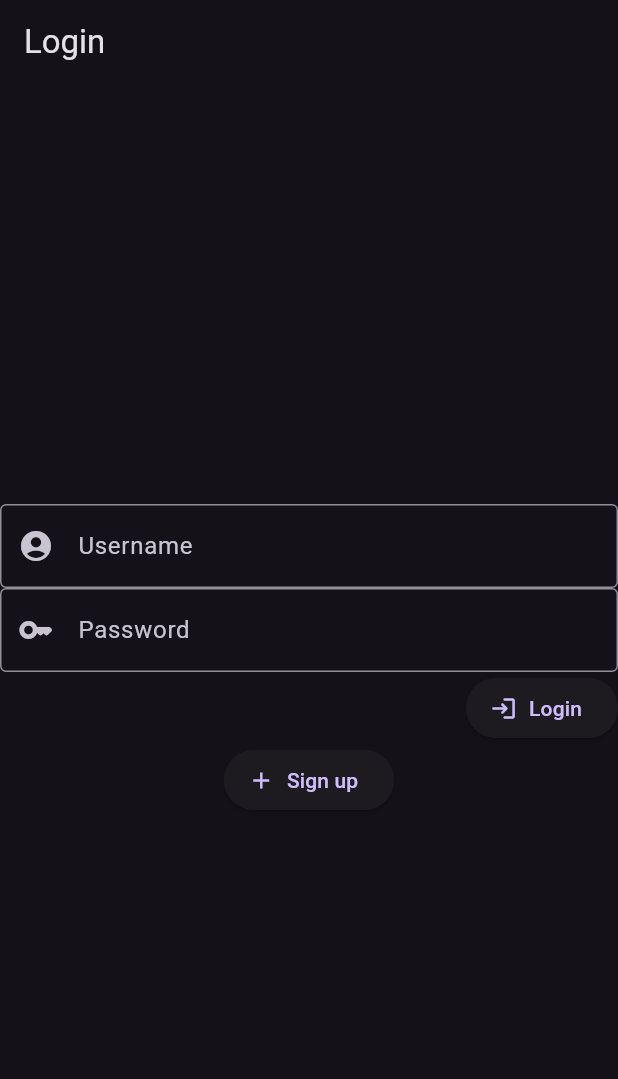
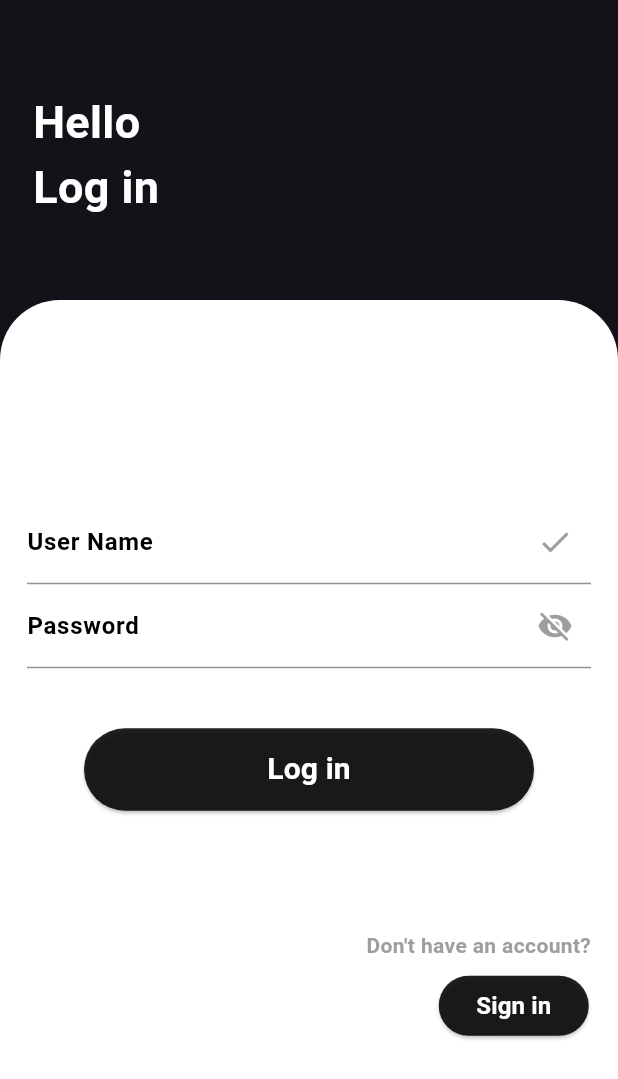
Before and after one commit to ZeynepSudeOgan/BookApp, a Flutter app: the screen it shows after launch, on a phone screen of 412 x 824 dp. Shown: the top 1079 px of the screen. Run offline on Flutter 3.47's test engine with Material 3 defaults, Android fonts, the phone set to English and light mode, and no system bars; our stand-ins replace async_builder, curved_navigation_bar, flutter_rating_bar; accounts and stored records are empty.

Commit message:
LoginpageDesign
login page i yaptım

```diff
--- a/lib/pages/account_settings_page.dart
+++ b/lib/pages/account_settings_page.dart
@@ -15,6 +15,7 @@ class _AccountSettingsPageState extends State<AccountSettingsPage> {
   Widget build(BuildContext context) {
     return Scaffold(
       appBar: AppBar(
+        centerTitle: true, //ortaya aldım ama isterseniz başta dursun
         title: const Text("Account Settings"),
       ),
       body: Column(
--- a/lib/pages/login_page.dart
+++ b/lib/pages/login_page.dart
@@ -17,30 +17,115 @@ class _LoginPageState extends State<LoginPage> {
   @override
   Widget build(BuildContext context) {
     return Scaffold(
-      appBar: AppBar(
-        title: const Text("Login"),
+      body: Stack(children: [
+        Container(
+          child: const Padding(
+            padding: EdgeInsets.only(top: 60.0, left: 22),
+            child: Text(
+              "Hello\nLog in",
+              style: TextStyle(
+                  fontSize: 30,
+                  color: Colors.white,
+                  fontWeight: FontWeight.bold),
             ),
-      body: Column(
+          ),
+        ),
+        Padding(
+          padding: const EdgeInsets.only(top: 200),
+          child: Container(
+            decoration: const BoxDecoration(
+              borderRadius: BorderRadius.only(
+                  topLeft: Radius.circular(40), topRight: Radius.circular(40)),
+              color: Colors.white,
+            ),
+            height: double.infinity,
+            width: double.infinity,
+            child: Padding(
+              padding: const EdgeInsets.only(left: 18, right: 18),
+              child: Column(
                 mainAxisAlignment: MainAxisAlignment.center,
                 children: [
                   TextField(
+                    onTapOutside: (_) => FocusScope.of(context)
+                        .unfocus(), //textfield dışına basınca klavye gitsin diye
                     controller: usernameController,
                     decoration: const InputDecoration(
-                border: OutlineInputBorder(),
-                hintText: "Username",
-                prefixIcon: Icon(Icons.account_circle_rounded),
+                        suffixIcon: Icon(
+                          Icons.check,
+                          color: Colors.grey,
+                        ),
+                        label: Text(
+                          "User Name",
+                          style: TextStyle(
+                            fontWeight: FontWeight.bold,
+                            color: Colors.black,
+                          ),
                         )),
+                  ),
                   TextField(
+                    onTapOutside: (_) => FocusScope.of(context).unfocus(),
                     controller: passwordController,
                     obscureText: true,
                     decoration: const InputDecoration(
-                border: OutlineInputBorder(),
-                hintText: "Password",
-                prefixIcon: Icon(Icons.key_rounded),
+                        suffixIcon: Icon(
+                          Icons.visibility_off,
+                          color: Colors.grey,
+                        ),
+                        label: Text(
+                          "Password",
+                          style: TextStyle(
+                            fontWeight: FontWeight.bold,
+                            color: Colors.black,
+                          ),
                         )),
-          Align(
-            alignment: Alignment.centerRight,
-            child: ElevatedButton.icon(
+                  ),
+                  const SizedBox(height: 40),
+                  SizedBox(
+                    height: 55,
+                    width: 300,
+                    child: ElevatedButton(
+                      onPressed: () {
+                        Navigator.of(context).push(MaterialPageRoute(
+                          builder: (context) => const RegisterPage(),
+                        ));
+                      },
+                      style: ElevatedButton.styleFrom(
+                        backgroundColor: Colors.black87,
+                        shape: RoundedRectangleBorder(
+                          borderRadius: BorderRadius.circular(50),
+                        ),
+                      ),
+                      child: const Text(
+                        "Log in",
+                        style: TextStyle(
+                            fontWeight: FontWeight.bold,
+                            fontSize: 20,
+                            color: Colors.white),
+                      ),
+                    ),
+                  ),
+                  const SizedBox(height: 80),
+                  const Align(
+                    alignment: Alignment.bottomRight,
+                    child: Column(
+                      mainAxisAlignment: MainAxisAlignment.end,
+                      crossAxisAlignment: CrossAxisAlignment.end,
+                      children: [
+                        Text(
+                          "Don't have an account?",
+                          style: TextStyle(
+                              fontWeight: FontWeight.bold, color: Colors.grey),
+                        )
+                      ],
+                    ),
+                  ),
+                  const SizedBox(height: 10),
+                  Padding(
+                    padding: const EdgeInsets.only(left: 273),
+                    child: SizedBox(
+                      height: 40,
+                      width: 100,
+                      child: ElevatedButton(
                         onPressed: () async {
                           var response = await DataManager.isValidAccount(
                               usernameController.text, passwordController.text);
@@ -50,19 +135,28 @@ class _LoginPageState extends State<LoginPage> {
                             ));
                           }
                         },
-                icon: const Icon(Icons.login_rounded),
-                label: const Text("Login")),
+                        style: ElevatedButton.styleFrom(
+                          backgroundColor: Colors.black87,
+                          shape: RoundedRectangleBorder(
+                            borderRadius: BorderRadius.circular(50),
                           ),
-          ElevatedButton.icon(
-              onPressed: () {
-                Navigator.of(context).push(MaterialPageRoute(
-                  builder: (context) => const RegisterPage(),
-                ));
-              },
-              icon: const Icon(Icons.add),
-              label: const Text("Sign up"))
+                        ),
+                        child: const Text(
+                          "Sign in",
+                          style: TextStyle(
+                              fontWeight: FontWeight.bold,
+                              fontSize: 16,
+                              color: Colors.white),
+                        ),
+                      ),
+                    ),
+                  ),
                 ],
               ),
+            ),
+          ),
+        ),
+      ]),
 );
 }
 }
```
Lines whose indentation alone changed are shown as unchanged.
